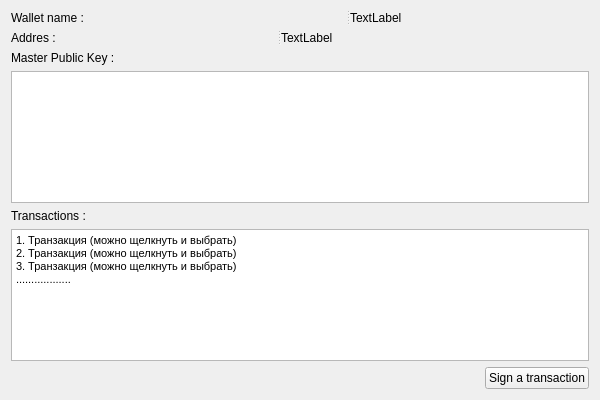
bmstu-iu8-2018-project/wallet, file offline_wallet/informationwindow.ui: the form before one commit.
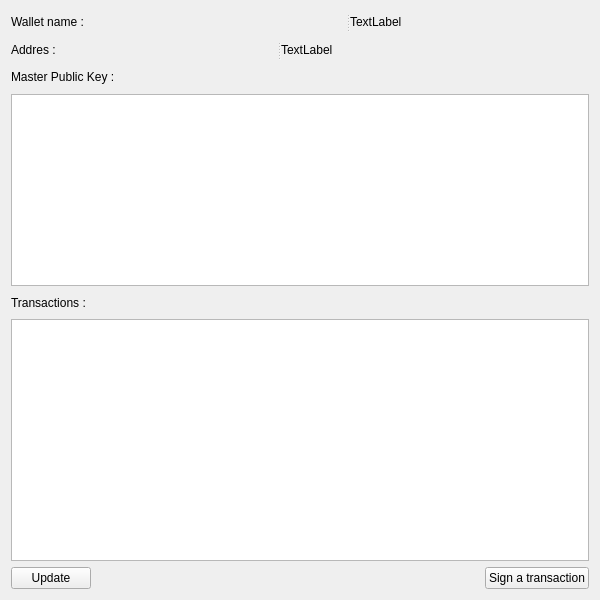
The form after the commit.

What changed in the file:
```diff
--- a/offline_wallet/informationwindow.ui
+++ b/offline_wallet/informationwindow.ui
@@ -7,15 +7,13 @@
     <x>0</x>
     <y>0</y>
     <width>600</width>
-    <height>400</height>
+    <height>600</height>
    </rect>
   </property>
   <property name="windowTitle">
    <string>Form</string>
   </property>
-  <layout class="QVBoxLayout" name="verticalLayout_4">
-   <item>
-    <layout class="QVBoxLayout" name="verticalLayout_2">
+  <layout class="QVBoxLayout" name="verticalLayout">
      <item>
       <widget class="QSplitter" name="splitter">
        <property name="orientation">
@@ -51,8 +49,6 @@
       </widget>
      </item>
      <item>
-      <layout class="QVBoxLayout" name="verticalLayout">
-       <item>
         <widget class="QLabel" name="label_pub_key">
          <property name="text">
           <string>Master Public Key :</string>
@@ -60,10 +56,24 @@
         </widget>
        </item>
        <item>
-        <widget class="QTextBrowser" name="public_key"/>
-       </item>
-       <item>
-        <layout class="QVBoxLayout" name="verticalLayout_3">
+    <widget class="QTextBrowser" name="public_key">
+     <property name="enabled">
+      <bool>true</bool>
+     </property>
+     <property name="sizePolicy">
+      <sizepolicy hsizetype="Minimum" vsizetype="Minimum">
+       <horstretch>0</horstretch>
+       <verstretch>0</verstretch>
+      </sizepolicy>
+     </property>
+     <property name="minimumSize">
+      <size>
+       <width>0</width>
+       <height>192</height>
+      </size>
+     </property>
+    </widget>
+   </item>
          <item>
           <widget class="QLabel" name="label_transactions">
            <property name="text">
@@ -71,24 +81,24 @@
            </property>
           </widget>
          </item>
-        </layout>
-       </item>
        <item>
-        <widget class="QTextBrowser" name="transactions">
-         <property name="html">
-          <string>&lt;!DOCTYPE HTML PUBLIC &quot;-//W3C//DTD HTML 4.0//EN&quot; &quot;http://www.w3.org/TR/REC-html40/strict.dtd&quot;&gt;
-&lt;html&gt;&lt;head&gt;&lt;meta name=&quot;qrichtext&quot; content=&quot;1&quot; /&gt;&lt;style type=&quot;text/css&quot;&gt;
-p, li { white-space: pre-wrap; }
-&lt;/style&gt;&lt;/head&gt;&lt;body style=&quot; font-family:'MS Shell Dlg 2'; font-size:8pt; font-weight:400; font-style:normal;&quot;&gt;
-&lt;p style=&quot; margin-top:0px; margin-bottom:0px; margin-left:0px; margin-right:0px; -qt-block-indent:0; text-indent:0px;&quot;&gt;1. Транзакция (можно щелкнуть и выбрать)&lt;br /&gt;2. Транзакция (можно щелкнуть и выбрать)&lt;/p&gt;
-&lt;p style=&quot; margin-top:0px; margin-bottom:0px; margin-left:0px; margin-right:0px; -qt-block-indent:0; text-indent:0px;&quot;&gt;3. Транзакция (можно щелкнуть и выбрать)&lt;/p&gt;
-&lt;p style=&quot; margin-top:0px; margin-bottom:0px; margin-left:0px; margin-right:0px; -qt-block-indent:0; text-indent:0px;&quot;&gt;..................&lt;/p&gt;&lt;/body&gt;&lt;/html&gt;</string>
+    <widget class="QListView" name="transactoin_list">
+     <property name="maximumSize">
+      <size>
+       <width>16777215</width>
+       <height>242</height>
+      </size>
          </property>
         </widget>
        </item>
-      </layout>
-     </item>
-    </layout>
+   <item>
+    <layout class="QHBoxLayout" name="horizontalLayout">
+     <item alignment="Qt::AlignLeft">
+      <widget class="QPushButton" name="update_trans">
+       <property name="text">
+        <string>Update</string>
+       </property>
+      </widget>
    </item>
    <item alignment="Qt::AlignRight">
     <widget class="QPushButton" name="sing_transaction">
@@ -96,6 +106,8 @@
       <string>Sign a transaction</string>
      </property>
     </widget>
+     </item>
+    </layout>
    </item>
   </layout>
  </widget>
```
Lines whose indentation alone changed are shown as unchanged.
